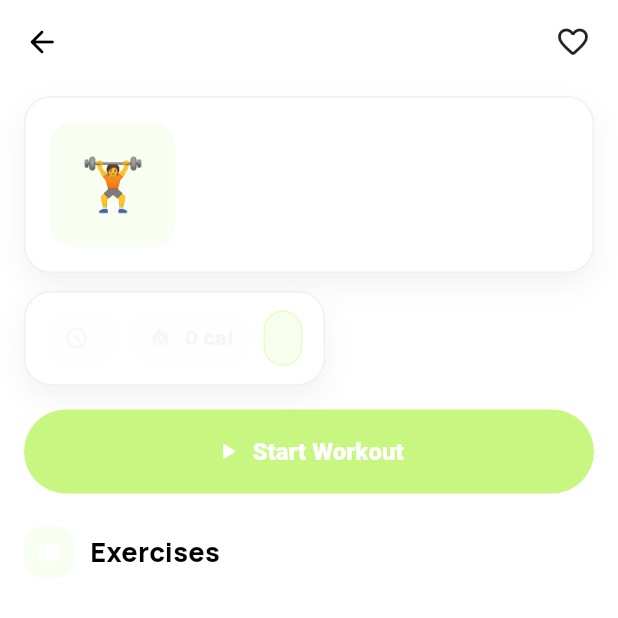
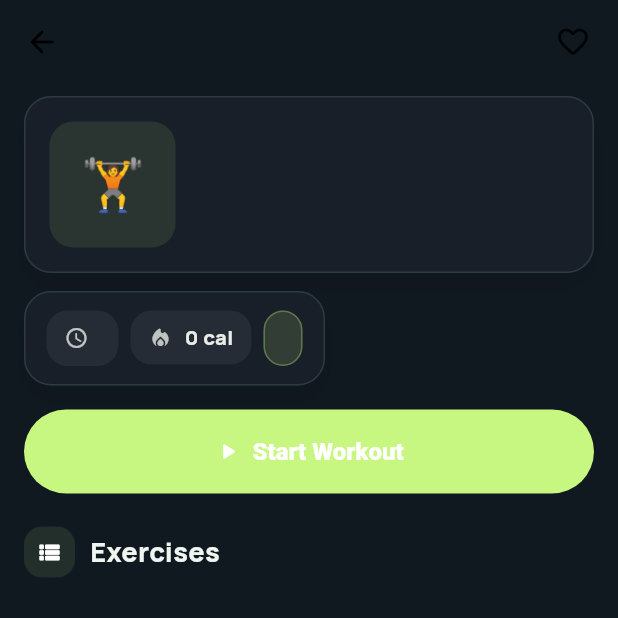
Before and after one commit to sovanndevid/Capstone_Project-Fitness_Flex, a Flutter app: the WorkoutDetailPage screen opened directly with empty values, on a phone screen of 412 x 824 dp, the top half of it. Run offline on Flutter 3.47's test engine with Material 3 defaults, Android fonts, the light colour scheme and no system bars; our stand-ins replace camera, cloud_firestore, firebase_auth, firebase_core, firebase_storage, fl_chart and 4 more; missing offline and left inert: dart:html, google_mlkit_pose_detection; accounts and stored records are empty; network calls fail.

Commit message:
Make workout detail and exercise cards consistent with permanent dark mode

```diff
--- a/fitness_flex_app/lib/presentation/pages/workout_detail_page.dart
+++ b/fitness_flex_app/lib/presentation/pages/workout_detail_page.dart
@@ -1,4 +1,5 @@
 import 'package:flutter/material.dart';
+import 'package:fitness_flex_app/core/themes/app_theme.dart';
 import 'package:fitness_flex_app/data/models/workout_model.dart';
 import 'package:fitness_flex_app/presentation/pages/workout_player_page.dart';
 
@@ -45,18 +46,18 @@
     final diffColor = _difficultyColor(widget.workout.difficulty, context);
 
     return Scaffold(
-      backgroundColor: Colors.white, // <-- solid white background as requested
+      backgroundColor: AppTheme.darkBackground,
       appBar: AppBar(
         elevation: 0,
-        backgroundColor: Colors.white, // solid white app bar
-        surfaceTintColor: Colors.white,
+        backgroundColor: AppTheme.darkBackground,
+        surfaceTintColor: Colors.transparent,
         titleSpacing: 0,
         title: Text(
           widget.workout.title,
           overflow: TextOverflow.ellipsis,
           style: Theme.of(context).textTheme.titleLarge?.copyWith(
                 fontWeight: FontWeight.w900,
-                color: Colors.black,
+                color: AppTheme.darkText,
               ),
         ),
         leading: IconButton(
@@ -102,7 +103,7 @@
                           style: const TextStyle(
                             fontSize: 20,
                             fontWeight: FontWeight.w900,
-                            color: Colors.black,
+                            color: AppTheme.darkText,
                             letterSpacing: .2,
                           ),
                         ),
@@ -111,7 +112,7 @@
                           widget.workout.category,
                           style: TextStyle(
                             fontSize: 14,
-                            color: Colors.black.withOpacity(.65),
+                            color: AppTheme.darkMuted,
                             fontWeight: FontWeight.w700,
                           ),
                         ),
@@ -204,7 +205,7 @@
                     fontWeight: FontWeight.w900,
                     fontSize: 18,
                     letterSpacing: .2,
-                    color: Colors.black,
+                    color: AppTheme.darkText,
                   ),
                 ),
               ],
@@ -253,9 +254,9 @@
     return Container(
       padding: padding ?? const EdgeInsets.all(16),
       decoration: BoxDecoration(
-        color: Colors.white,
+        color: AppTheme.darkSurface,
         borderRadius: BorderRadius.circular(radius ?? 18),
-        border: Border.all(color: Colors.black.withOpacity(.06)),
+        border: Border.all(color: AppTheme.darkBorder.withOpacity(.65)),
         boxShadow: [
           BoxShadow(
             color: Colors.black.withOpacity(.05),
@@ -400,9 +401,9 @@
     return Container(
       margin: const EdgeInsets.only(bottom: 12),
       decoration: BoxDecoration(
-        color: Colors.white,
+        color: AppTheme.darkSurface,
         borderRadius: BorderRadius.circular(16),
-        border: Border.all(color: Colors.black.withOpacity(.06)),
+        border: Border.all(color: AppTheme.darkBorder.withOpacity(.65)),
         boxShadow: [
           BoxShadow(
             color: Colors.black.withOpacity(.05),
@@ -455,7 +456,7 @@
                       exercise.name,
                       maxLines: 1,
                       overflow: TextOverflow.ellipsis,
-                      style: const TextStyle(color: Colors.black, fontWeight: FontWeight.w800, fontSize: 15.5),
+                      style: const TextStyle(color: AppTheme.darkText, fontWeight: FontWeight.w800, fontSize: 15.5),
                     ),
                     const SizedBox(height: 4),
                     Text(
@@ -463,7 +464,7 @@
                       maxLines: 2,
                       overflow: TextOverflow.ellipsis,
                       style: TextStyle(
-                        color: Colors.black.withOpacity(.75),
+                        color: AppTheme.darkMuted,
                         fontSize: 12.5,
                         height: 1.25,
                         fontWeight: FontWeight.w600,
```
